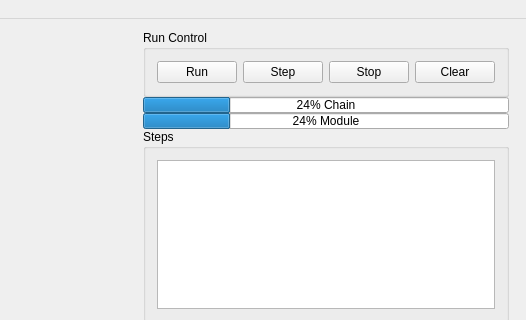
The window that code/gui/mainwindow.ui (uipf/uipf) describes before a commit, drawn with Qt 5; both pictures show x 471 to 997 and y 0 to 320 of the 997 by 699 pixel window.
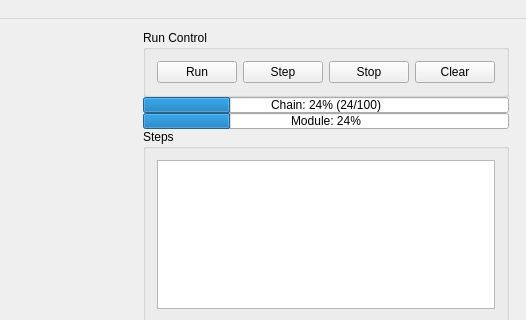
The same window after the commit. Icons and pictures are not drawn.

What changed in the file:
```diff
--- a/code/gui/mainwindow.ui
+++ b/code/gui/mainwindow.ui
@@ -277,7 +277,7 @@
              <number>24</number>
             </property>
             <property name="format">
-             <string>%p% Chain</string>
+             <string>Chain: %p% (%v/%m)</string>
             </property>
            </widget>
           </item>
@@ -292,17 +292,8 @@
             <property name="value">
              <number>24</number>
             </property>
-            <property name="textVisible">
-             <bool>true</bool>
-            </property>
-            <property name="orientation">
-             <enum>Qt::Horizontal</enum>
-            </property>
-            <property name="invertedAppearance">
-             <bool>false</bool>
-            </property>
             <property name="format">
-             <string>%p% Module</string>
+             <string>Module: %p%</string>
             </property>
            </widget>
           </item>
```
